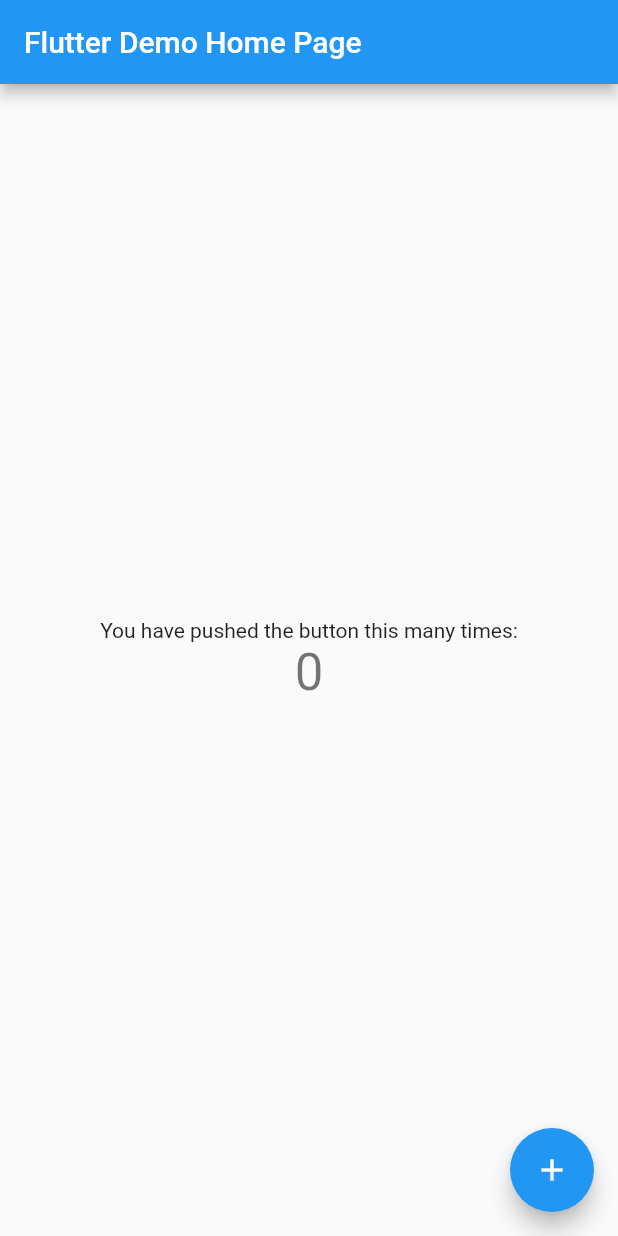
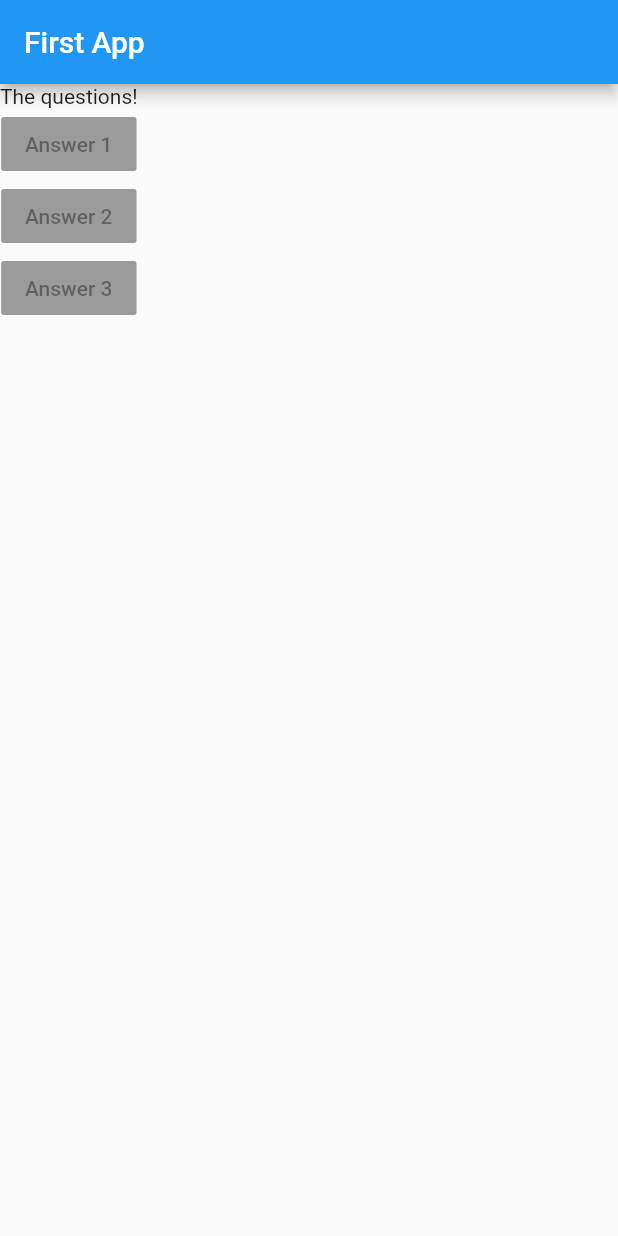
Before and after one commit to ab37695543xs/FirstApp, a Flutter app: the screen it shows after launch, on a phone screen of 412 x 824 dp. Run offline on Flutter 3.47's test engine with Material 2 defaults, Android fonts, the phone set to English and light mode, and no system bars.

Commit message:
Basic Layout

```diff
--- a/lib/main.dart
+++ b/lib/main.dart
@@ -1,117 +1,26 @@
 import 'package:flutter/material.dart';
 
-void main() {
-  runApp(MyApp());
-}
+main() => runApp(FirstApp());
 
-class MyApp extends StatelessWidget {
-  // This widget is the root of your application.
+class FirstApp extends StatelessWidget {
   @override
   Widget build(BuildContext context) {
-    return MaterialApp(
-      title: 'Flutter Demo',
-      theme: ThemeData(
-        // This is the theme of your application.
-        //
-        // Try running your application with "flutter run". You'll see the
-        // application has a blue toolbar. Then, without quitting the app, try
-        // changing the primarySwatch below to Colors.green and then invoke
-        // "hot reload" (press "r" in the console where you ran "flutter run",
-        // or simply save your changes to "hot reload" in a Flutter IDE).
-        // Notice that the counter didn't reset back to zero; the application
-        // is not restarted.
-        primarySwatch: Colors.blue,
-        // This makes the visual density adapt to the platform that you run
-        // the app on. For desktop platforms, the controls will be smaller and
-        // closer together (more dense) than on mobile platforms.
-        visualDensity: VisualDensity.adaptivePlatformDensity,
+    return Container(
+      child: MaterialApp(
+        home: Scaffold(
+          appBar: AppBar(
+            title: Text('First App'),
+          ),
+          body: Column(
+            children: [
+              Text('The questions!'),
+              RaisedButton(child: Text('Answer 1'), onPressed: null),
+              RaisedButton(child: Text('Answer 2'), onPressed: null),
+              RaisedButton(child: Text('Answer 3'), onPressed: null),
+            ],
+          ),
+        ),
       ),
-      home: MyHomePage(title: 'Flutter Demo Home Page'),
     );
   }
 }
-
-class MyHomePage extends StatefulWidget {
-  MyHomePage({Key key, this.title}) : super(key: key);
-
-  // This widget is the home page of your application. It is stateful, meaning
-  // that it has a State object (defined below) that contains fields that affect
-  // how it looks.
-
-  // This class is the configuration for the state. It holds the values (in this
-  // case the title) provided by the parent (in this case the App widget) and
-  // used by the build method of the State. Fields in a Widget subclass are
-  // always marked "final".
-
-  final String title;
-
-  @override
-  _MyHomePageState createState() => _MyHomePageState();
-}
-
-class _MyHomePageState extends State<MyHomePage> {
-  int _counter = 0;
-
-  void _incrementCounter() {
-    setState(() {
-      // This call to setState tells the Flutter framework that something has
-      // changed in this State, which causes it to rerun the build method below
-      // so that the display can reflect the updated values. If we changed
-      // _counter without calling setState(), then the build method would not be
-      // called again, and so nothing would appear to happen.
-      _counter = _counter + 2;
-    });
-  }
-
-  @override
-  Widget build(BuildContext context) {
-    // This method is rerun every time setState is called, for instance as done
-    // by the _incrementCounter method above.
-    //
-    // The Flutter framework has been optimized to make rerunning build methods
-    // fast, so that you can just rebuild anything that needs updating rather
-    // than having to individually change instances of widgets.
-    return Scaffold(
-      appBar: AppBar(
-        // Here we take the value from the MyHomePage object that was created by
-        // the App.build method, and use it to set our appbar title.
-        title: Text(widget.title),
-      ),
-      body: Center(
-        // Center is a layout widget. It takes a single child and positions it
-        // in the middle of the parent.
-        child: Column(
-          // Column is also a layout widget. It takes a list of children and
-          // arranges them vertically. By default, it sizes itself to fit its
-          // children horizontally, and tries to be as tall as its parent.
-          //
-          // Invoke "debug painting" (press "p" in the console, choose the
-          // "Toggle Debug Paint" action from the Flutter Inspector in Android
-          // Studio, or the "Toggle Debug Paint" command in Visual Studio Code)
-          // to see the wireframe for each widget.
-          //
-          // Column has various properties to control how it sizes itself and
-          // how it positions its children. Here we use mainAxisAlignment to
-          // center the children vertically; the main axis here is the vertical
-          // axis because Columns are vertical (the cross axis would be
-          // horizontal).
-          mainAxisAlignment: MainAxisAlignment.center,
-          children: <Widget>[
-            Text(
-              'You have pushed the button this many times:',
-            ),
-            Text(
-              '$_counter',
-              style: Theme.of(context).textTheme.headline4,
-            ),
-          ],
-        ),
-      ),
-      floatingActionButton: FloatingActionButton(
-        onPressed: _incrementCounter,
-        tooltip: 'Increment',
-        child: Icon(Icons.add),
-      ), // This trailing comma makes auto-formatting nicer for build methods.
-    );
-  }
-}
```
